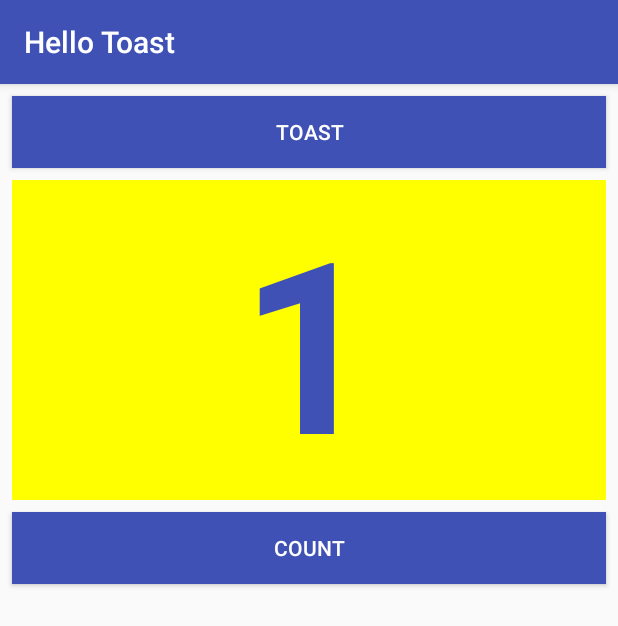
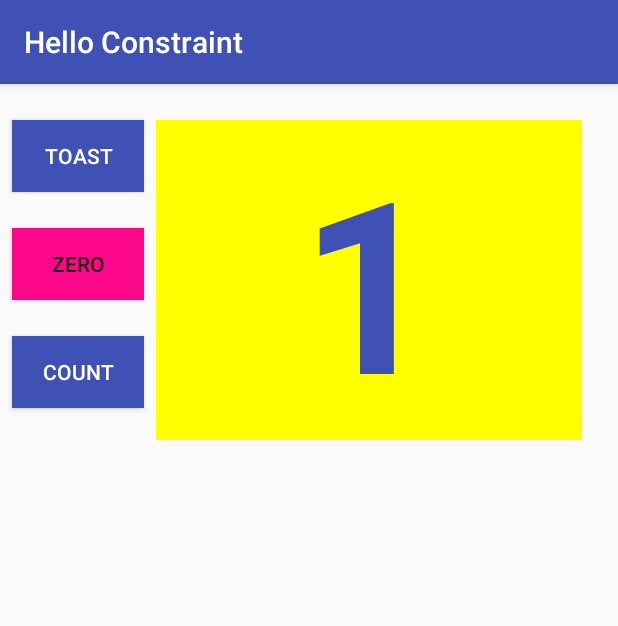
Before and after one commit to ngja-aa16/HelloToast, an Android app: the screen it shows after launch (MainActivity), after a tap on "COUNT", on a phone screen of 412 x 824 dp. Shown: the top 626 px of the screen. Run offline under Robolectric (Android 15) with nearby library versions, the phone set to English and light mode, and no system bars; 2 other taps on this screen came first.

```diff
--- a/app/build.gradle
+++ b/app/build.gradle
@@ -3,7 +3,7 @@ apply plugin: 'com.android.application'
 android {
     compileSdkVersion 26
     defaultConfig {
-        applicationId "com.example.android.hellotoast"
+        applicationId "com.example.android.HelloConstraint"
         minSdkVersion 15
         targetSdkVersion 26
         versionCode 1
--- a/app/src/main/AndroidManifest.xml
+++ b/app/src/main/AndroidManifest.xml
@@ -16,7 +16,7 @@
   -->
 
 <manifest xmlns:android="http://schemas.android.com/apk/res/android"
-    package="com.example.android.hellotoast">
+    package="com.example.android.HelloConstraint">
 
     <application
         android:allowBackup="true"
@@ -25,7 +25,7 @@
         android:roundIcon="@mipmap/ic_launcher_round"
         android:supportsRtl="true"
         android:theme="@style/AppTheme">
-        <activity android:name=".MainActivity">
+        <activity android:name="com.example.android.HelloConstraint.MainActivity">
             <intent-filter>
                 <action android:name="android.intent.action.MAIN" />
 
--- /dev/null
+++ b/app/src/main/java/com/example/android/HelloConstraint/MainActivity.java
@@ -0,0 +1,90 @@
+/*
+ * Copyright (C) 2018 Google Inc.
+ *
+ * Licensed under the Apache License, Version 2.0 (the "License");
+ * you may not use this file except in compliance with the License.
+ * You may obtain a copy of the License at
+ *
+ *     http://www.apache.org/licenses/LICENSE-2.0
+ *
+ * Unless required by applicable law or agreed to in writing, software
+ * distributed under the License is distributed on an "AS IS" BASIS,
+ * WITHOUT WARRANTIES OR CONDITIONS OF ANY KIND, either express or implied.
+ * See the License for the specific language governing permissions and
+ * limitations under the License.
+ */
+
+package com.example.android.HelloConstraint;
+
+import android.graphics.Color;
+import android.os.Bundle;
+import android.support.v7.app.AppCompatActivity;
+import android.view.View;
+import android.widget.Button;
+import android.widget.TextView;
+import android.widget.Toast;
+
+/**
+ * Displays two Buttons and a TextView.
+ * - Pressing the TOAST button shows a Toast.
+ * - Pressing the COUNT button increases the displayed mCount.
+ *
+ * Note: Fixing behavior when device is rotated is a challenge exercise for the student.
+ */
+
+public class MainActivity extends AppCompatActivity {
+
+    private int mCount = 0;
+    private TextView mShowCount;
+    private Button resetCount;
+    private Button btnCount;
+
+    @Override
+    protected void onCreate(Bundle savedInstanceState) {
+        super.onCreate(savedInstanceState);
+        setContentView(R.layout.activity_main);
+        mShowCount = findViewById(R.id.show_count);
+        resetCount = findViewById(R.id.button_zero);
+        btnCount = findViewById(R.id.button_count);
+    }
+
+    /*
+    * Shows a Toast when the TOAST button is clicked.
+    *
+    * @param view The view that triggered this onClick handler.
+    *             Since a toast always shows on the top,
+    *             the passed in view is not used.
+    */
+    public void showToast(View view) {
+        Toast toast = Toast.makeText(this, R.string.toast_message,
+                Toast.LENGTH_SHORT);
+        toast.show();
+    }
+
+    /*
+    * Increments the number in the TextView when the COUNT button is clicked.
+    *
+    * @param view The view that triggered this onClick handler.
+    *             Since the count always appears in the TextView,
+    *             the passed in view is not used.
+    */
+    public void countUp(View view) {
+        mCount++;
+        if (mShowCount != null) {
+            mShowCount.setText(Integer.toString(mCount));
+            resetCount.setBackgroundColor(Color.parseColor("#fd078a"));
+            if((mCount%2) == 0)
+                btnCount.setBackgroundColor(Color.parseColor("#00fb00"));
+            else
+                btnCount.setBackgroundColor(Color.parseColor("#FF3F51B5"));
+        }
+    }
+
+    public void resetCount(View view) {
+        mCount = 0;
+        if (mShowCount != null) {
+            mShowCount.setText(Integer.toString(mCount));
+            resetCount.setBackgroundColor(Color.parseColor("#adad85"));
+        }
+    }
+}
--- a/app/src/main/java/com/example/android/hellotoast/MainActivity.java
+++ /dev/null
@@ -1,70 +0,0 @@
-/*
- * Copyright (C) 2018 Google Inc.
- *
- * Licensed under the Apache License, Version 2.0 (the "License");
- * you may not use this file except in compliance with the License.
- * You may obtain a copy of the License at
- *
- *     http://www.apache.org/licenses/LICENSE-2.0
- *
- * Unless required by applicable law or agreed to in writing, software
- * distributed under the License is distributed on an "AS IS" BASIS,
- * WITHOUT WARRANTIES OR CONDITIONS OF ANY KIND, either express or implied.
- * See the License for the specific language governing permissions and
- * limitations under the License.
- */
-
-package com.example.android.hellotoast;
-
-import android.os.Bundle;
-import android.support.v7.app.AppCompatActivity;
-import android.view.View;
-import android.widget.TextView;
-import android.widget.Toast;
-
-/**
- * Displays two Buttons and a TextView.
- * - Pressing the TOAST button shows a Toast.
- * - Pressing the COUNT button increases the displayed mCount.
- *
- * Note: Fixing behavior when device is rotated is a challenge exercise for the student.
- */
-
-public class MainActivity extends AppCompatActivity {
-
-    private int mCount = 0;
-    private TextView mShowCount;
-
-    @Override
-    protected void onCreate(Bundle savedInstanceState) {
-        super.onCreate(savedInstanceState);
-        setContentView(R.layout.activity_main);
-        mShowCount = (TextView) findViewById(R.id.show_count);
-    }
-
-    /*
-    * Shows a Toast when the TOAST button is clicked.
-    *
-    * @param view The view that triggered this onClick handler.
-    *             Since a toast always shows on the top,
-    *             the passed in view is not used.
-    */
-    public void showToast(View view) {
-        Toast toast = Toast.makeText(this, R.string.toast_message,
-                Toast.LENGTH_SHORT);
-        toast.show();
-    }
-
-    /*
-    * Increments the number in the TextView when the COUNT button is clicked.
-    *
-    * @param view The view that triggered this onClick handler.
-    *             Since the count always appears in the TextView,
-    *             the passed in view is not used.
-    */
-    public void countUp(View view) {
-        mCount++;
-        if (mShowCount != null)
-            mShowCount.setText(Integer.toString(mCount));
-    }
-}
--- a/app/src/main/res/layout-land/activity_main.xml
+++ b/app/src/main/res/layout-land/activity_main.xml
@@ -15,26 +15,26 @@
   ~ limitations under the License.
   -->
 
-<android.support.constraint.ConstraintLayout
-    xmlns:android="http://schemas.android.com/apk/res/android"
+<android.support.constraint.ConstraintLayout xmlns:android="http://schemas.android.com/apk/res/android"
     xmlns:app="http://schemas.android.com/apk/res-auto"
     xmlns:tools="http://schemas.android.com/tools"
     android:layout_width="match_parent"
     android:layout_height="match_parent"
-    tools:context="com.example.android.hellotoast.MainActivity">
+    tools:context="com.example.android.HelloConstraint.MainActivity">
 
     <Button
         android:id="@+id/button_toast"
         android:layout_width="0dp"
         android:layout_height="wrap_content"
-        android:layout_marginEnd="8dp"
         android:layout_marginStart="8dp"
+        android:layout_marginLeft="8dp"
         android:layout_marginTop="8dp"
+        android:layout_marginBottom="36dp"
         android:background="@color/colorPrimary"
         android:onClick="showToast"
         android:text="@string/button_label_toast"
         android:textColor="@android:color/white"
-        app:layout_constraintEnd_toEndOf="parent"
+        app:layout_constraintBottom_toTopOf="@+id/button_zero"
         app:layout_constraintStart_toStartOf="parent"
         app:layout_constraintTop_toTopOf="parent" />
 
@@ -42,25 +42,27 @@
         android:id="@+id/button_count"
         android:layout_width="0dp"
         android:layout_height="wrap_content"
+        android:layout_marginStart="8dp"
+        android:layout_marginLeft="8dp"
+        android:layout_marginTop="8dp"
         android:layout_marginBottom="8dp"
-        android:layout_marginEnd="8dp"
-        android:layout_marginStart="8dp"
         android:background="@color/colorPrimary"
         android:onClick="countUp"
         android:text="@string/button_label_count"
         android:textColor="@android:color/white"
         app:layout_constraintBottom_toBottomOf="parent"
-        app:layout_constraintEnd_toEndOf="parent"
-        app:layout_constraintStart_toStartOf="parent" />
+        app:layout_constraintStart_toStartOf="parent"
+        app:layout_constraintTop_toBottomOf="@+id/button_zero" />
 
     <TextView
         android:id="@+id/show_count"
         android:layout_width="0dp"
         android:layout_height="0dp"
+        android:layout_marginStart="8dp"
+        android:layout_marginLeft="8dp"
+        android:layout_marginTop="16dp"
+        android:layout_marginEnd="8dp"
         android:layout_marginBottom="8dp"
-        android:layout_marginEnd="8dp"
-        android:layout_marginStart="8dp"
-        android:layout_marginTop="8dp"
         android:background="#FFFF00"
         android:gravity="center_vertical"
         android:text="@string/count_initial_value"
@@ -68,8 +70,27 @@
         android:textColor="@color/colorPrimary"
         android:textSize="120sp"
         android:textStyle="bold"
+        app:layout_constraintBottom_toBottomOf="parent"
+        app:layout_constraintEnd_toEndOf="parent"
+        app:layout_constraintStart_toEndOf="@+id/button_toast"
+        app:layout_constraintTop_toTopOf="parent" />
+
+    <Button
+        android:id="@+id/button_zero"
+        android:layout_width="wrap_content"
+        android:layout_height="wrap_content"
+        android:layout_below="@+id/button_toast"
+        android:layout_alignParentStart="true"
+        android:layout_alignParentLeft="true"
+        android:layout_marginStart="8dp"
+        android:layout_marginLeft="8dp"
+        android:layout_marginTop="8dp"
+        android:layout_marginBottom="36dp"
+        android:background="@android:color/darker_gray"
+        android:text="@string/button_label_zero"
+        android:textColor="@android:color/white"
+        android:onClick="resetCount"
         app:layout_constraintBottom_toTopOf="@+id/button_count"
-        app:layout_constraintEnd_toEndOf="parent"
         app:layout_constraintStart_toStartOf="parent"
         app:layout_constraintTop_toBottomOf="@+id/button_toast" />
 </android.support.constraint.ConstraintLayout>
--- a/app/src/main/res/layout-xlarge/activity_main.xml
+++ b/app/src/main/res/layout-xlarge/activity_main.xml
@@ -20,7 +20,7 @@
     xmlns:tools="http://schemas.android.com/tools"
     android:layout_width="match_parent"
     android:layout_height="match_parent"
-    tools:context="com.example.android.hellotoast.MainActivity"
+    tools:context="com.example.android.HelloConstraint.MainActivity"
     tools:layout_editor_absoluteY="89dp">
 
     <Button
--- a/app/src/main/res/layout/activity_main.xml
+++ b/app/src/main/res/layout/activity_main.xml
@@ -22,15 +22,18 @@
     android:layout_width="match_parent"
     android:layout_height="match_parent"
     android:orientation="vertical"
-    tools:context="com.example.android.hellotoast.MainActivity">
+    tools:context="com.example.android.HelloConstraint.MainActivity">
 
     <Button
         android:id="@+id/button_toast"
-        android:layout_width="match_parent"
+        android:layout_width="wrap_content"
         android:layout_height="wrap_content"
-        android:layout_marginEnd="8dp"
+        android:layout_alignParentStart="true"
+        android:layout_alignParentLeft="true"
+        android:layout_alignParentTop="true"
         android:layout_marginStart="8dp"
-        android:layout_marginTop="8dp"
+        android:layout_marginLeft="8dp"
+        android:layout_marginTop="24dp"
         android:background="@color/colorPrimary"
         android:onClick="showToast"
         android:text="@string/button_label_toast"
@@ -38,34 +41,53 @@
 
     <TextView
         android:id="@+id/show_count"
-        android:layout_width="match_parent"
+        android:layout_width="262dp"
         android:layout_height="wrap_content"
+        android:layout_alignParentTop="true"
+        android:layout_alignParentEnd="true"
+        android:layout_alignParentRight="true"
+        android:layout_marginStart="8dp"
+        android:layout_marginLeft="8dp"
+        android:layout_marginTop="24dp"
+        android:layout_marginEnd="24dp"
+        android:layout_marginRight="0dp"
         android:layout_marginBottom="8dp"
-        android:layout_marginEnd="8dp"
-        android:layout_marginStart="8dp"
-        android:layout_marginTop="8dp"
+        android:layout_toEndOf="@+id/button_zero"
+        android:layout_toRightOf="@+id/button_zero"
         android:background="#FFFF00"
         android:gravity="center_vertical"
         android:text="@string/count_initial_value"
         android:textAlignment="center"
         android:textColor="@color/colorPrimary"
         android:textSize="160sp"
-        android:textStyle="bold"
+        android:textStyle="bold" />
+
+    <Button
+        android:id="@+id/button_zero"
+        android:layout_width="wrap_content"
+        android:layout_height="wrap_content"
         android:layout_below="@+id/button_toast"
+        android:layout_alignParentStart="true"
         android:layout_alignParentLeft="true"
-        android:layout_alignParentStart="true"/>
+        android:layout_marginStart="8dp"
+        android:layout_marginLeft="8dp"
+        android:layout_marginTop="24dp"
+        android:background="@android:color/darker_gray"
+        android:text="@string/button_label_zero"
+        android:onClick="resetCount"/>
 
     <Button
         android:id="@+id/button_count"
-        android:layout_width="match_parent"
+        android:layout_width="88dp"
         android:layout_height="wrap_content"
-        android:layout_marginBottom="8dp"
-        android:layout_marginEnd="8dp"
+        android:layout_below="@+id/button_zero"
+        android:layout_alignParentStart="true"
+        android:layout_alignParentLeft="true"
         android:layout_marginStart="8dp"
+        android:layout_marginLeft="8dp"
+        android:layout_marginTop="24dp"
         android:background="@color/colorPrimary"
         android:onClick="countUp"
         android:text="@string/button_label_count"
-        android:textColor="@android:color/white"
-        android:layout_below="@+id/show_count"
-        android:layout_centerHorizontal="true" />
+        android:textColor="@android:color/white" />
 </RelativeLayout>
--- a/app/src/main/res/values/strings.xml
+++ b/app/src/main/res/values/strings.xml
@@ -15,9 +15,10 @@
   -->
 
 <resources>
-    <string name="app_name">Hello Toast</string>
+    <string name="app_name">Hello Constraint</string>
     <string name="button_label_toast">Toast</string>
     <string name="button_label_count">Count</string>
     <string name="count_initial_value">0</string>
     <string name="toast_message">Hello Toast!</string>
+    <string name="button_label_zero">Zero</string>
 </resources>
```
Also changed, not shown: 371 other files.
